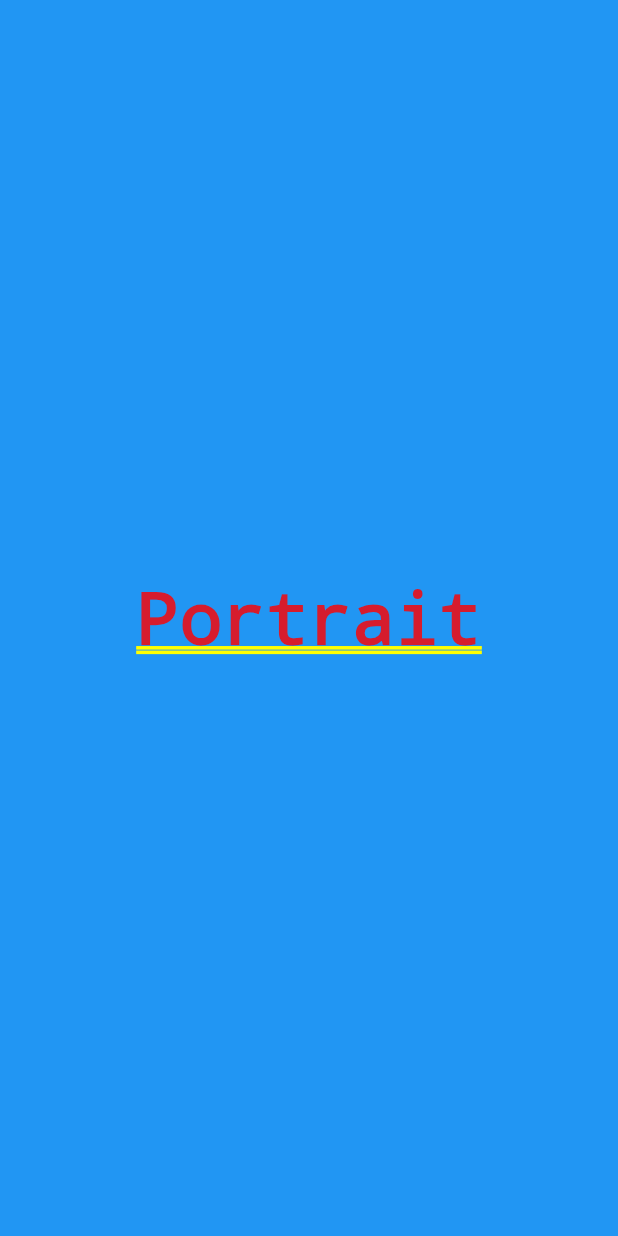
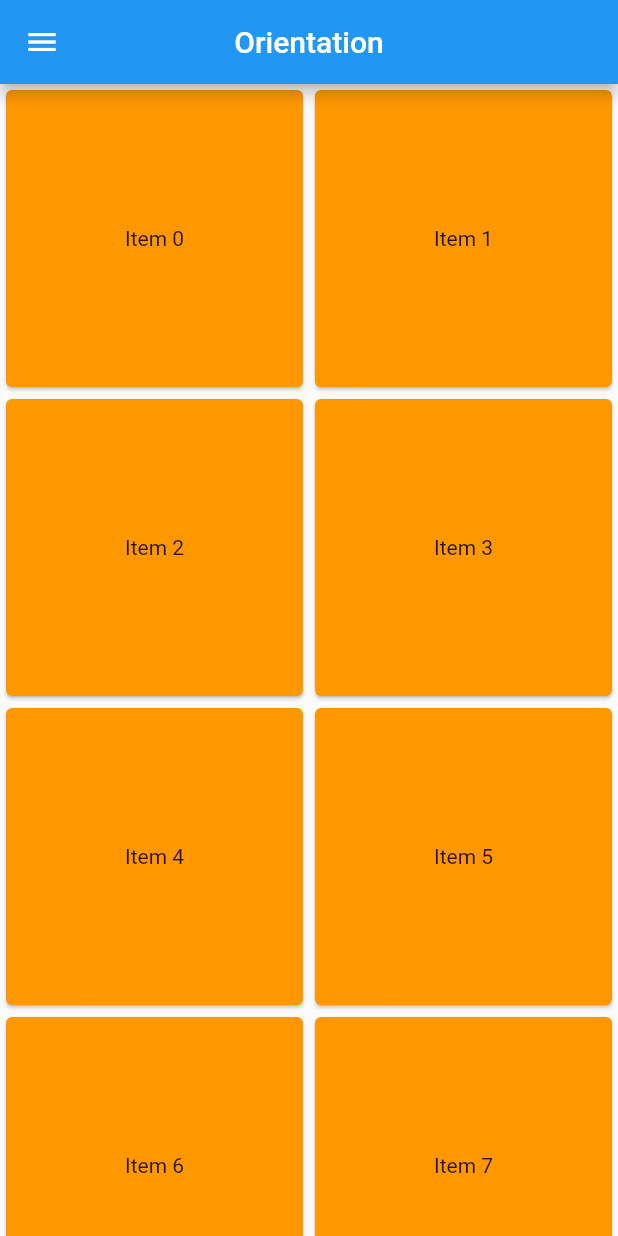
Before and after one commit to enisodesen/responsive_design-web_and_mobile-, a Flutter app: the screen it shows after launch, on a phone screen of 412 x 824 dp. Run offline on Flutter 3.47's test engine with Material 2 defaults, Android fonts, the phone set to English and light mode, and no system bars.

Commit message:
responsive için harika bir tasarım

```diff
--- a/lib/orientation_example.dart
+++ b/lib/orientation_example.dart
@@ -7,20 +7,34 @@ class OrientationExample extends StatelessWidget {
   Widget build(BuildContext context) => OrientationBuilder(
         builder: (context, orientation) {
           final isPortrait = orientation == Orientation.portrait;
+          final isLandspace = orientation == Orientation.landscape;
 
-          return isPortrait
-              ? Container(
-                  color: Colors.blue,
-                  child: const Center(
-                    child: Text('Portrait'),
-                  ),
-                )
-              : Container(
-                  color: Colors.red,
-                  child: const Center(
-                    child: Text('Landspace'),
-                  ),
-                );
+          return Scaffold(
+            appBar: AppBar(
+              title: const Text('Orientation'),
+              centerTitle: true,
+            ),
+            drawer: isPortrait
+                ? Drawer(
+                    child: Container(
+                      color: Colors.blue,
+                      width: 300,
+                      child: const Center(child: Text('SideBar')),
+                    ),
+                  )
+                : null,
+            body: GridView.count(
+              crossAxisCount: isPortrait ? 2 : 3,
+              children: List.generate(
+                  40,
+                  (index) => Card(
+                        color: Colors.orange,
+                        child: Center(
+                          child: Text('Item $index'),
+                        ),
+                      )),
+            ),
+          );
         },
       );
 }
```
